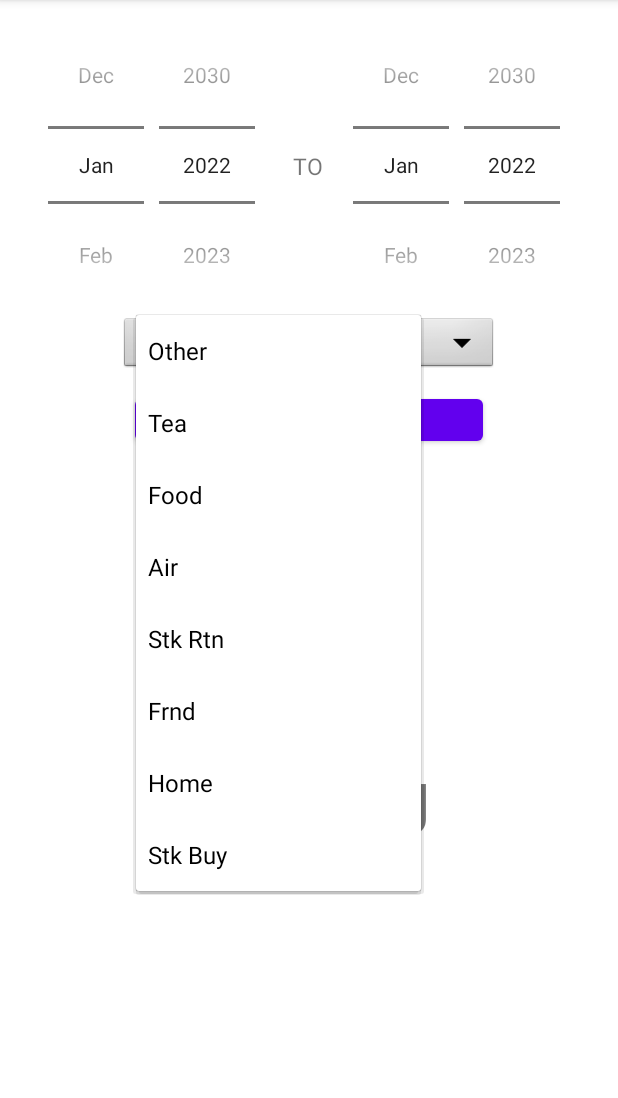
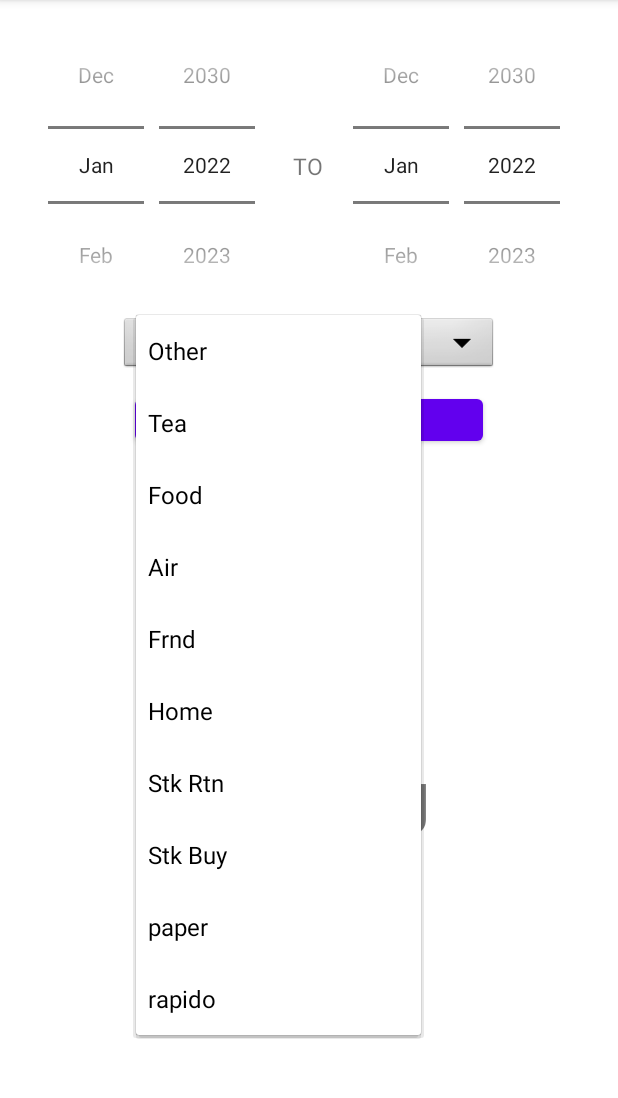
Before and after one commit to Aravindkothamasu/Android-SampleApp, an Android app: the PeriodicStats screen opened directly, with no data from a screen before it, after a tap on "Other", on a phone screen of 412 x 824 dp, the part 84-1182 px from its top. Run offline under Robolectric (Android 15) with nearby library versions, the phone set to English and light mode, and no system bars; our stand-ins replace navigation-ui; Roboto replaces fonts that are not available here.

Commit message:
Added 2 categories, paper and rapido, enka epudu manchi rojullu vastayoo entooo

```diff
--- a/app/src/main/java/com/example/sampletestapp/DBHandler.java
+++ b/app/src/main/java/com/example/sampletestapp/DBHandler.java
@@ -106,6 +106,8 @@ public class DBHandler extends SQLiteOpenHelper {
         lCategoryNameList.add(context.getString(R.string.CATEGORY6));
         lCategoryNameList.add(context.getString(R.string.CATEGORY7));
         lCategoryNameList.add(context.getString(R.string.CATEGORY8));
+        lCategoryNameList.add(context.getString(R.string.CATEGORY9));
+        lCategoryNameList.add(context.getString(R.string.CATEGORY10));
     }
 
     public CategoryResult[] getPeriodicStats( CurrentDate StartDate, CurrentDate EndDate, String selectedCategory ) {
--- a/app/src/main/res/values/strings.xml
+++ b/app/src/main/res/values/strings.xml
@@ -35,16 +35,18 @@
 
     <!-- Purchase Category Type declaration -->
     <!-- TODO : if ever changed any need to change in DBHandler.java ( func feedCategoryNameList() ) -->
-    <integer name="CATEGORY_COUNT">8</integer>
+    <integer name="CATEGORY_COUNT">10</integer>
 
     <string name="CATEGORY1">Other</string>
     <string name="CATEGORY2">Tea</string>
     <string name="CATEGORY3">Food</string>
     <string name="CATEGORY4">Air</string>
-    <string name="CATEGORY5">Stk Rtn</string>
-    <string name="CATEGORY6">Frnd</string>
-    <string name="CATEGORY7">Home</string>
+    <string name="CATEGORY5">Frnd</string>
+    <string name="CATEGORY6">Home</string>
+    <string name="CATEGORY7">Stk Rtn</string>
     <string name="CATEGORY8">Stk Buy</string>
+    <string name="CATEGORY9">paper</string>
+    <string name="CATEGORY10">rapido</string>
 
     <string name="CATEGORY_OTHER">@string/CATEGORY1</string>
     <string name="CATEGORY_STOCK_RTN">@string/CATEGORY5</string>
```
